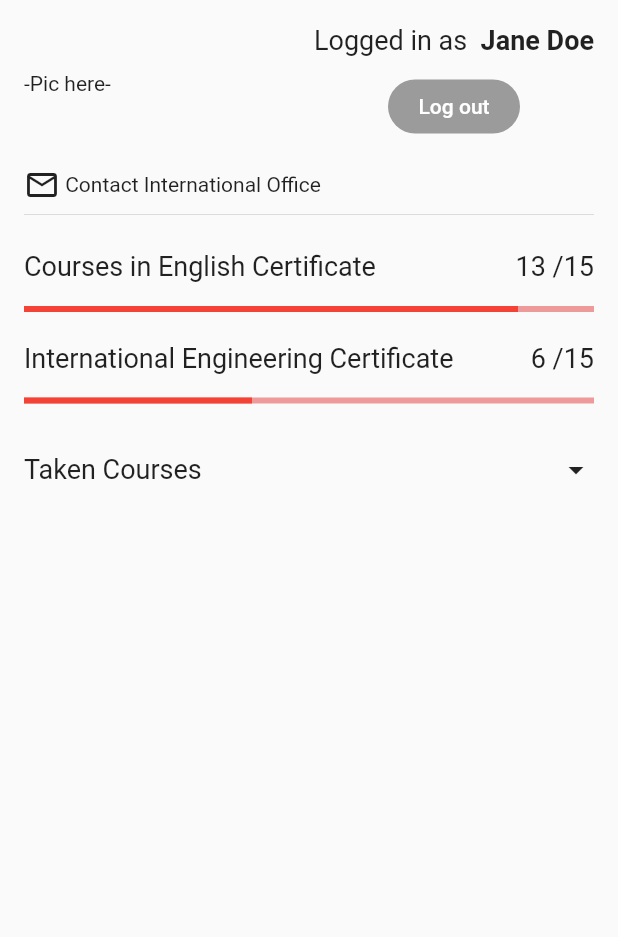
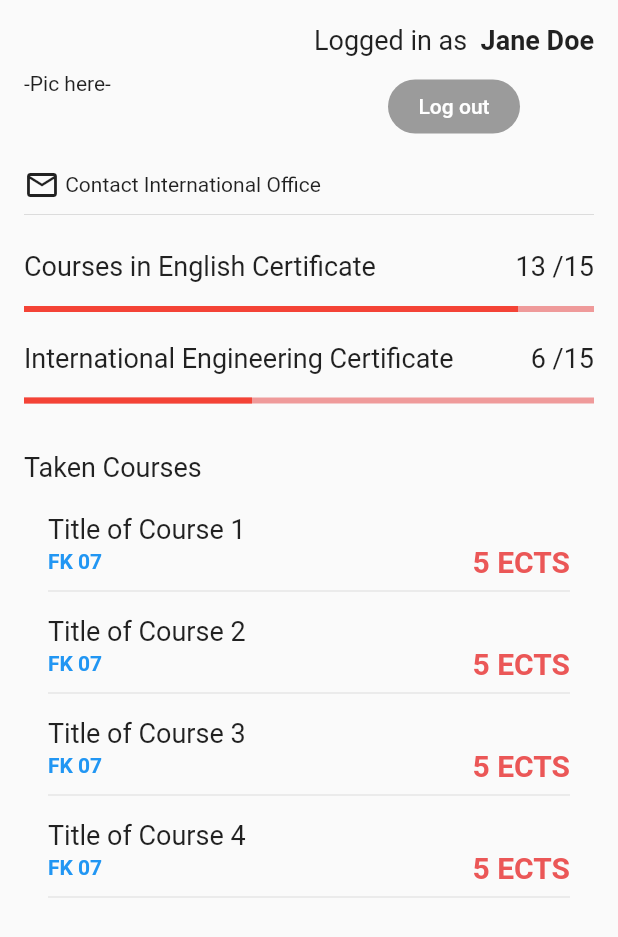
Before and after one commit to mobileappdevhm/dev-team-1-cie-app-in-flutter, a Flutter app: the Settings screen opened directly, on a phone screen of 412 x 824 dp. Shown: the top 937 px of the screen. Run offline on Flutter 3.47's test engine with Material 2 defaults, Android fonts, the phone set to English and light mode, and no system bars; accounts and stored records are empty.

Commit message:
previous course list, user classes
Added model for user to hold "previous course list". I think there is a more proper way to handle this, I'm not at all familiar with this, but this is what work for now.

```diff
--- /dev/null
+++ b/lib/di/currentUser_di.dart
@@ -0,0 +1,33 @@
+import 'package:cie_team1/model/user/currentUser.dart';
+import 'package:cie_team1/model/user/currentUser_mock.dart';
+import 'package:cie_team1/model/user/currentUser_prod.dart';
+
+enum Flavor {
+  MOCK,
+  PROD
+}
+
+//DI
+class UserInjector {
+  static final UserInjector _singleton = new UserInjector._internal();
+  static Flavor _flavor;
+
+  static void configure(Flavor flavor) {
+    _flavor = flavor;
+  }
+
+  factory UserInjector() {
+    return _singleton;
+  }
+
+  UserInjector._internal();
+
+  CurrentUser get currentUser {
+    switch (_flavor) {
+      case Flavor.MOCK:
+        return new CurrentUserMock();
+      default:
+        return new CurrentUserProd();
+    }
+  }
+}
--- a/lib/main.dart
+++ b/lib/main.dart
@@ -1,4 +1,5 @@
 import 'package:flutter/material.dart';
+import 'package:cie_team1/views/tabs.dart';
 
 void main() => runApp(new MyApp());
 
@@ -12,7 +13,7 @@ class MyApp extends StatelessWidget {
 
         primarySwatch: Colors.red,
       ),
-      home: new MyHomePage(title: 'CiE'),
+      home: new Tabs(),
     );
   }
 }
--- /dev/null
+++ b/lib/model/user/currentUser.dart
@@ -0,0 +1,6 @@
+import 'package:cie_team1/model/course/course.dart';
+import 'package:cie_team1/model/user/user.dart';
+
+abstract class CurrentUser {
+  User getCurrentUser();
+}
--- /dev/null
+++ b/lib/model/user/user.dart
@@ -0,0 +1,18 @@
+import 'package:cie_team1/model/course/course.dart';
+
+class User {
+
+
+  final int id;
+  final String username;
+  final String firstName;
+  final String lastName;
+  final String department;
+  final String status;
+  List<Course> currentCourses;
+  List<Course> prevCourses;
+//  Map<Course, bool> prevCourses = new Map<Course, bool>();
+
+  User(this.id, this.username, this.firstName, this.lastName, this.department, this.status, this.currentCourses, this.prevCourses);
+
+}
--- a/lib/presenter/courseListPresenter.dart
+++ b/lib/presenter/courseListPresenter.dart
@@ -1,6 +1,8 @@
 import 'package:cie_team1/di/courses_di.dart';
 import 'package:cie_team1/model/course/course.dart';
 import 'package:cie_team1/model/course/courses.dart';
+import 'package:cie_team1/model/user/currentUser.dart';
+
 
 abstract class CourseListViewContract {
   //Todo: Needed in future
@@ -35,6 +37,14 @@ class CourseListPresenter {
     return _courses.getCourses();
   }
 
+  List<Course> getPrevCourses(CurrentUser currentUser) {
+    return currentUser.getCurrentUser().prevCourses;
+  }
+//
+//  List<Course> getCurrentCourses() {
+//    return _courses.getCourses();
+//  }
+
   int getAvailability(int id) {
     return _courses.getCourses()[id].availability;
   }
--- /dev/null
+++ b/lib/presenter/currentUserPresenter.dart
@@ -0,0 +1,50 @@
+import 'package:cie_team1/di/currentUser_di.dart';
+import 'package:cie_team1/model/course/course.dart';
+import 'package:cie_team1/model/user/user.dart';
+import 'package:cie_team1/model/user/currentUser.dart';
+
+
+
+class CurrentUserPresenter {
+  //List<Course> courses = [];
+  CurrentUser _currentUser;
+
+  CurrentUserPresenter() {
+    UserInjector.configure(Flavor.MOCK);
+    _currentUser = new UserInjector().currentUser;
+  }
+
+
+  User getCurrentUser() {
+    return _currentUser.getCurrentUser();
+  }
+
+  String getCurrentUserName() {
+    return _currentUser.getCurrentUser().firstName + " " + _currentUser.getCurrentUser().lastName;
+  }
+
+  List<Course> getPrevCourses(){
+    return _currentUser.getCurrentUser().prevCourses;
+  }
+
+  List<Course> getCurrentCourses(){
+    return _currentUser.getCurrentUser().currentCourses;
+  }
+
+/* Duplicated methods */
+/* I'll try to find a proper way for these presenters to work together but this is what work for now */
+
+  String getTitle(int id) {
+    return _currentUser.getCurrentUser().prevCourses[id].name;
+  }
+
+  int getCredits(int id) {
+    return _currentUser.getCurrentUser().prevCourses[id].ects;
+  }
+
+  String getFaculty(int id) {
+    return _currentUser.getCurrentUser().prevCourses[id].faculty.toString();
+  }
+
+
+}
--- a/lib/utils/cieStyle.dart
+++ b/lib/utils/cieStyle.dart
@@ -59,6 +59,20 @@ class CiEStyle {
     );
   }
 
+  static TextStyle getPrevCoursesTitleStyle() {
+    return new TextStyle(
+      fontSize: 18.0,
+    );
+  }
+
+  static TextStyle getPrevCoursesCreditsStyle() {
+    return new TextStyle(
+      fontSize: 20.0,
+      fontWeight: FontWeight.bold,
+      color: new Color.fromRGBO(235, 87, 87, 1.0)
+    );
+  }
+
 
 
   static BorderRadius getButtonBorderRadius(){
--- a/lib/views/settings.dart
+++ b/lib/views/settings.dart
@@ -1,5 +1,8 @@
 import 'package:flutter/material.dart';
 import 'package:cie_team1/utils/cieStyle.dart';
+import 'package:cie_team1/widgets/prevCourseListItem.dart';
+import 'package:cie_team1/widgets/prevCourseList.dart';
+import 'package:cie_team1/presenter/currentUserPresenter.dart';
 
 
 
@@ -118,12 +121,20 @@ class _SettingsState extends State<Settings> {
                 child: new Row(
                   children: <Widget>[
                     new Expanded(child:  new Text("Taken Courses", style: CiEStyle.getSettingsStyle() )),
-                    new Icon(Icons.arrow_drop_down),
+//                    new Icon(Icons.arrow_drop_down),
+
 
                   ],
                 ),
 
-              )
+
+              ),
+              new Expanded(
+                child: new PrevCourseList(new CurrentUserPresenter()),
+
+              ),
+
+
 
               /* Get a List of courses enrolled.*/
 
@@ -139,6 +150,7 @@ class _SettingsState extends State<Settings> {
         ),
 
       ),
+
     );
 
 
--- /dev/null
+++ b/lib/widgets/prevCourseList.dart
@@ -0,0 +1,34 @@
+import 'package:cie_team1/presenter/currentUserPresenter.dart';
+import 'package:cie_team1/widgets/prevCourseListItem.dart';
+import 'package:flutter/material.dart';
+
+class PrevCourseList extends StatefulWidget {
+  // Stateful because then this class can be used for favourites as well.
+  final CurrentUserPresenter currentUserPresenter;
+
+  PrevCourseList(this.currentUserPresenter);
+
+  @override
+  State<StatefulWidget> createState() {
+    return new PrevCourseListState(currentUserPresenter);
+  }
+}
+
+class PrevCourseListState extends State<PrevCourseList> {
+  final CurrentUserPresenter currentUserPresenter;
+
+  PrevCourseListState(this.currentUserPresenter);
+
+  @override
+  Widget build(BuildContext context) {
+    try {
+      return new ListView.builder(
+        itemBuilder: (BuildContext context, int index) => new PrevCourseListItem(currentUserPresenter, index),
+        itemCount: currentUserPresenter.getPrevCourses().length,
+      );
+    } catch (e) {
+      print("CourseList.dart: " + e.toString());
+      return new Text("No Courses found!");
+    }
+  }
+}
--- /dev/null
+++ b/lib/widgets/prevCourseListItem.dart
@@ -0,0 +1,52 @@
+import 'package:cie_team1/presenter/currentUserPresenter.dart';
+import 'package:cie_team1/utils/cieStyle.dart';
+import 'package:flutter/material.dart';
+
+class PrevCourseListItem extends StatefulWidget {
+  // Stateful because we can mark items as favourite
+  final CurrentUserPresenter currentUserPresenter;
+  final int id;
+
+  PrevCourseListItem(this.currentUserPresenter, this.id);
+
+  @override
+  State<StatefulWidget> createState() {
+    return new PrevCourseListItemState(currentUserPresenter, id);
+  }
+}
+
+class PrevCourseListItemState extends State<PrevCourseListItem> {
+  final int id;
+  final CurrentUserPresenter currentUserPresenter;
+
+  PrevCourseListItemState(this.currentUserPresenter, this.id);
+
+  @override
+  Widget build(BuildContext context) {
+    return new ListTile(
+      title: new Text(currentUserPresenter.getTitle(id),
+        style: CiEStyle.getPrevCoursesTitleStyle(),),
+      subtitle: new Column(
+        children: <Widget>[
+          new Row(
+            children: <Widget>[
+
+              new Expanded(
+                child: new Text("FK " + currentUserPresenter.getFaculty(id),
+                  style: CiEStyle.getCoursesListFacultyStyle(),),
+              ),
+              new Text(
+                "5 ECTS",
+                style: CiEStyle.getPrevCoursesCreditsStyle(),
+              ),
+
+            ],
+          ),
+          new Divider(),
+        ],
+      )
+
+    );
+  }
+
+}
```
Also changed, not shown: lib/model/user/currentUser_mock.dart (added, +82 -0 lines), lib/model/user/currentUser_prod.dart (added, +16 -0 lines).
